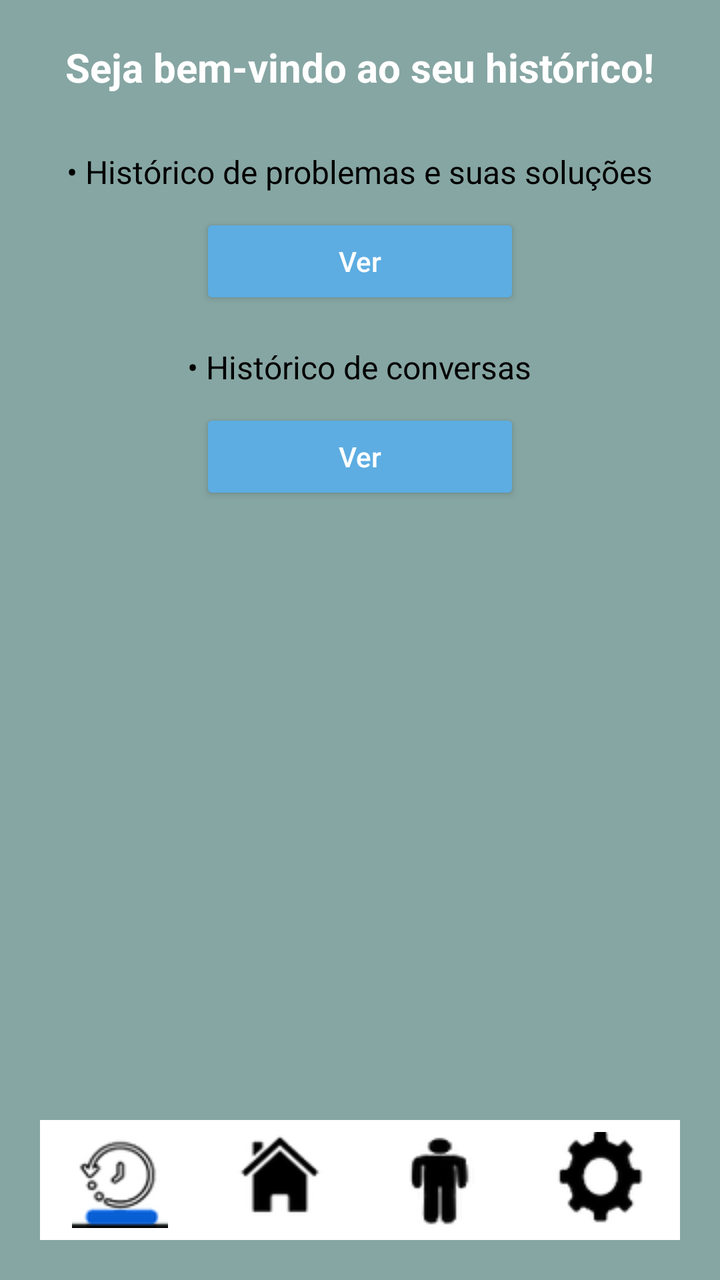
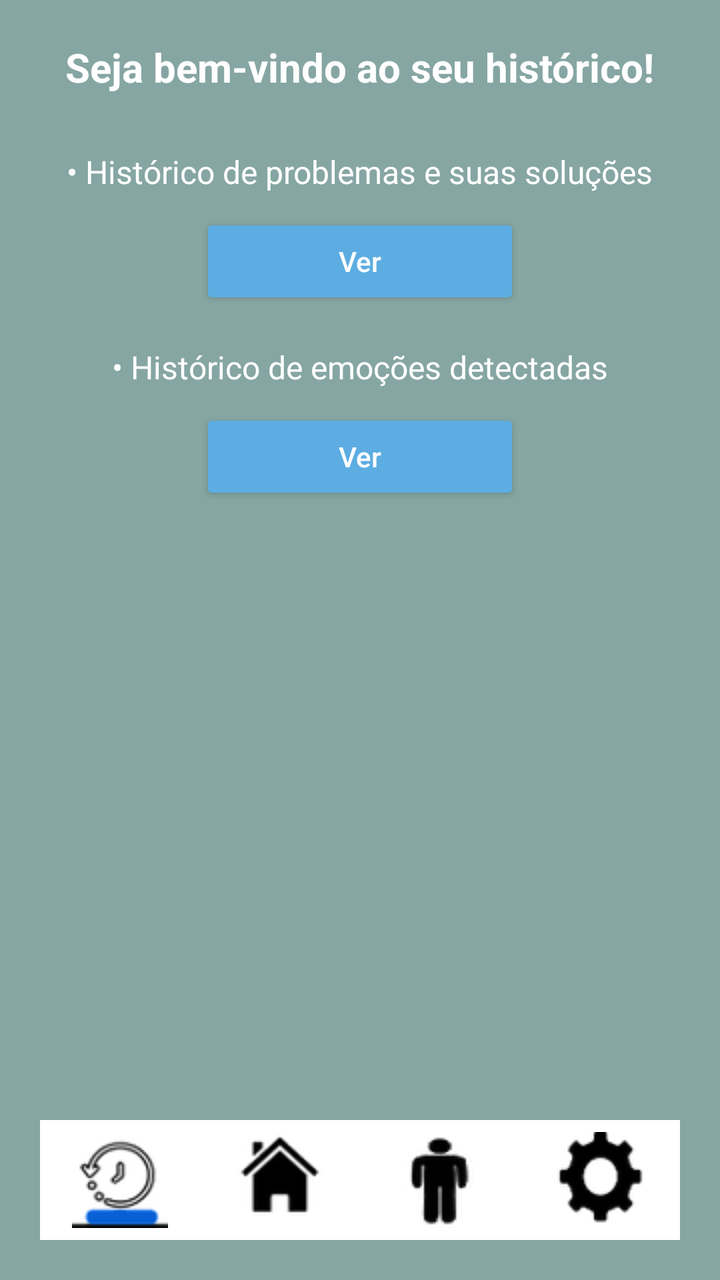

An Android layout rendered at two revisions. The XML below is the earlier revision; the diff shows what the commit changed to produce the second picture.
<!-- AndroidManifest.xml: application theme Theme.AuraMind -->
<!-- res/layout/activity_historico.xml -->
<?xml version="1.0" encoding="utf-8"?>
<LinearLayout xmlns:android="http://schemas.android.com/apk/res/android"
    android:layout_width="match_parent"
    android:layout_height="match_parent"
    android:orientation="vertical"
    android:background="#86A6A3"
    android:padding="20dp"
    android:gravity="center_horizontal">

    
    <TextView
        android:id="@+id/tvTituloHistorico"
        android:layout_width="wrap_content"
        android:layout_height="wrap_content"
        android:text="Seja bem-vindo ao seu histórico!"
        android:textSize="20sp"
        android:textStyle="bold"
        android:textColor="@android:color/white"
        android:layout_marginBottom="28dp" />

    
    <TextView
        android:id="@+id/tvItemProblemas"
        android:layout_width="wrap_content"
        android:layout_height="wrap_content"
        android:text="• Histórico de problemas e suas soluções"
        android:textSize="16sp"
        android:textColor="@android:color/black" />

    <Button
        android:id="@+id/btnVerProblemas"
        android:layout_width="160dp"
        android:layout_height="wrap_content"
        android:text="Ver"
        android:textAllCaps="false"
        android:textColor="@android:color/white"
        android:backgroundTint="#5DADE2"
        android:layout_marginTop="10dp"
        android:layout_marginBottom="18dp" />

    
    <TextView
        android:id="@+id/tvItemConversas"
        android:layout_width="wrap_content"
        android:layout_height="wrap_content"
        android:text="• Histórico de conversas"
        android:textSize="16sp"
        android:textColor="@android:color/black" />

    <Button
        android:id="@+id/btnVerConversas"
        android:layout_width="160dp"
        android:layout_height="wrap_content"
        android:text="Ver"
        android:textAllCaps="false"
        android:textColor="@android:color/white"
        android:backgroundTint="#5DADE2"
        android:layout_marginTop="10dp" />

    
    <Space
        android:layout_width="match_parent"
        android:layout_height="0dp"
        android:layout_weight="1" />

    
    <LinearLayout
        android:id="@+id/bottomNav"
        android:layout_width="match_parent"
        android:layout_height="60dp"
        android:orientation="horizontal"
        android:gravity="center"
        android:weightSum="4"
        android:background="@android:color/white">

        <ImageButton
            android:id="@+id/navAgenda"
            android:layout_width="0dp"
            android:layout_height="match_parent"
            android:layout_weight="1"
            android:src="@drawable/ic_music_android_48dp"
            android:background="@android:color/transparent"
            android:contentDescription="Agenda" />

        <ImageButton
            android:id="@+id/navHome"
            android:layout_width="0dp"
            android:layout_height="match_parent"
            android:layout_weight="1"
            android:src="@drawable/ic_home_android_48dp"
            android:background="@android:color/transparent"
            android:contentDescription="Home" />

        <ImageButton
            android:id="@+id/navProfile"
            android:layout_width="0dp"
            android:layout_height="match_parent"
            android:layout_weight="1"
            android:src="@drawable/ic_person_android_48dp"
            android:background="@android:color/transparent"
            android:contentDescription="Perfil" />

        <ImageButton
            android:id="@+id/navSettings"
            android:layout_width="0dp"
            android:layout_height="match_parent"
            android:layout_weight="1"
            android:src="@drawable/ic_settings_android_48dp"
            android:background="@android:color/transparent"
            android:contentDescription="Configurações" />
    </LinearLayout>
</LinearLayout>
<!-- resources referenced by this layout -->
<resources>
  <!-- drawable ic_home_android_48dp: png bitmap (drawable, 2236 bytes) -->
  <!-- drawable ic_music_android_48dp: png bitmap (drawable, 4097 bytes) -->
  <!-- drawable ic_person_android_48dp: png bitmap (drawable, 2268 bytes) -->
  <!-- drawable ic_settings_android_48dp: png bitmap (drawable, 2815 bytes) -->
  <style name="Theme.AuraMind" parent="android:Theme.Material.Light.NoActionBar" />
</resources>

<!-- the commit's change to res/layout/activity_historico.xml (unified diff, before → after) -->
@@ -25,7 +25,7 @@
         android:layout_height="wrap_content"
         android:text="• Histórico de problemas e suas soluções"
         android:textSize="16sp"
-        android:textColor="@android:color/black" />
+        android:textColor="@android:color/white" />
 
     <Button
         android:id="@+id/btnVerProblemas"
@@ -43,9 +43,9 @@
         android:id="@+id/tvItemConversas"
         android:layout_width="wrap_content"
         android:layout_height="wrap_content"
-        android:text="• Histórico de conversas"
+        android:text="• Histórico de emoções detectadas"
         android:textSize="16sp"
-        android:textColor="@android:color/black" />
+        android:textColor="@android:color/white" />
 
     <Button
         android:id="@+id/btnVerConversas"
@@ -109,4 +109,5 @@
             android:background="@android:color/transparent"
             android:contentDescription="Configurações" />
     </LinearLayout>
+
 </LinearLayout>
